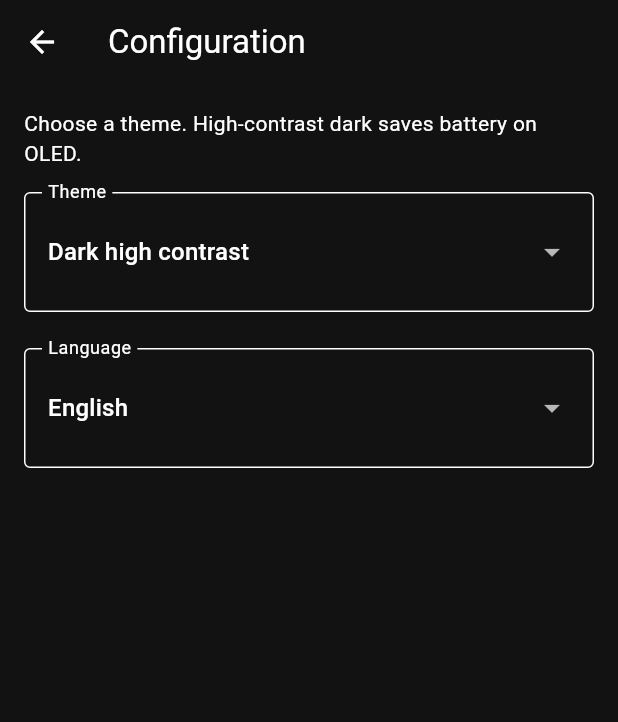
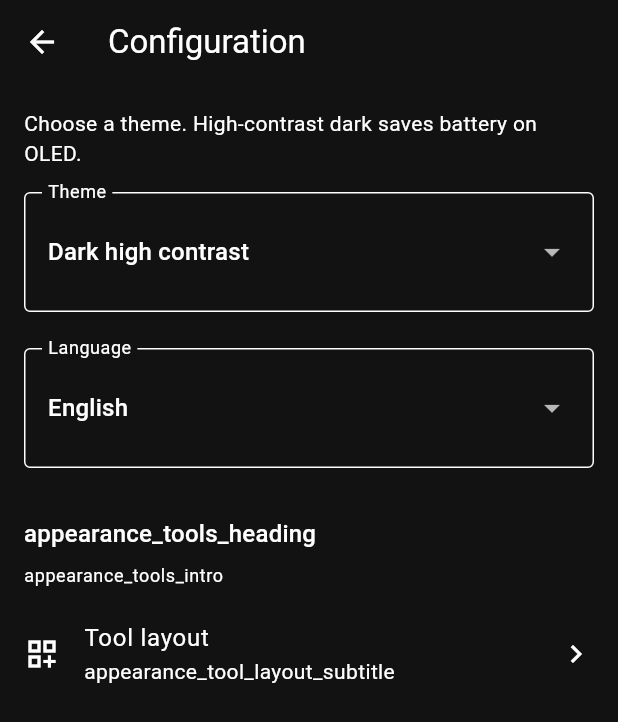
Before and after one commit to jger/disastron, a Flutter app: the AppearanceSettingsPage screen opened by its route, on a phone screen of 412 x 824 dp. Shown: the top 722 px of the screen. Run offline on Flutter 3.47's test engine with Material 3 defaults, Android fonts, the phone set to English and light mode, and no system bars; our stand-ins replace auto_route, battery_plus, connectivity_plus, easy_localization, file_picker, flutter_hooks and 12 more; missing offline and left inert: about, audio_session, background_downloader, flutter_gemma, flutter_soloud, svg_flutter and 1 more; accounts and stored records are empty; generated files the repository leaves out were written again; statements that could not run were skipped.

Commit message:
refactor: move tool layout link into configuration settings
Co-authored-by: Cursor <cursoragent@cursor.com>

```diff
--- a/lib/features/settings/presentation/appearance_settings_page.dart
+++ b/lib/features/settings/presentation/appearance_settings_page.dart
@@ -1,6 +1,7 @@
 import 'package:auto_route/auto_route.dart';
 import 'package:disastron/app/widgets/appearance_dropdown.dart';
 import 'package:disastron/app/widgets/language_dropdown.dart';
+import 'package:disastron/router/routes.gr.dart';
 import 'package:easy_localization/easy_localization.dart';
 import 'package:flutter/material.dart';
 
@@ -25,6 +26,27 @@ class AppearanceSettingsPage extends StatelessWidget {
           const AppearanceDropdown(),
           const SizedBox(height: 24),
           const LanguageDropdown(),
+          const SizedBox(height: 32),
+          Text(
+            'appearance_tools_heading'.tr(),
+            style: Theme.of(context).textTheme.titleMedium,
+          ),
+          const SizedBox(height: 8),
+          Text(
+            'appearance_tools_intro'.tr(),
+            style: Theme.of(context).textTheme.bodySmall?.copyWith(
+                  color: Theme.of(context).colorScheme.onSurfaceVariant,
+                ),
+          ),
+          const SizedBox(height: 8),
+          ListTile(
+            contentPadding: EdgeInsets.zero,
+            leading: const Icon(Icons.dashboard_customize_outlined),
+            title: Text('tool_layout_title'.tr()),
+            subtitle: Text('appearance_tool_layout_subtitle'.tr()),
+            trailing: const Icon(Icons.chevron_right),
+            onTap: () => context.router.push(const ToolLayoutSettingsRoute()),
+          ),
         ],
       ),
     );
--- a/lib/features/tool_layout/domain/tool_placement_logic.dart
+++ b/lib/features/tool_layout/domain/tool_placement_logic.dart
@@ -41,7 +41,7 @@ Map<String, ToolPlacementFlags> mergeToolPlacements(
     return merged;
   }
 
-  for (final String id in AppToolCatalog.allConfigurableIds) {
+  for (final String id in AppToolCatalog.placementConfigurableIds) {
     final Object? entry = decoded[id];
     if (entry is Map<String, dynamic>) {
       merged[id] = ToolPlacementFlags.fromJson(entry);
@@ -53,7 +53,7 @@ Map<String, ToolPlacementFlags> mergeToolPlacements(
 String encodeToolPlacements(Map<String, ToolPlacementFlags> placements) {
   final Map<String, dynamic> out = <String, dynamic>{};
   for (final MapEntry<String, ToolPlacementFlags> e in placements.entries) {
-    if (!AppToolCatalog.allConfigurableIds.contains(e.key)) {
+    if (!AppToolCatalog.placementConfigurableIds.contains(e.key)) {
       continue;
     }
     out[e.key] = e.value.toJson();
--- a/lib/features/tool_layout/presentation/tool_layout_settings_page.dart
+++ b/lib/features/tool_layout/presentation/tool_layout_settings_page.dart
@@ -104,12 +104,6 @@ class _ToolLayoutTable extends ConsumerWidget {
               context,
               ref,
               AppToolCatalog.quickActionIds,
-            ),
-            _sectionRow(context, 'tool_layout_section_settings'.tr()),
-            ..._rowsForIds(
-              context,
-              ref,
-              AppToolCatalog.settingsIds,
             ),
             _sectionRow(context, 'tool_layout_section_wiki'.tr()),
             ..._rowsForIds(
--- a/lib/features/tool_layout/presentation/tool_placements_provider.dart
+++ b/lib/features/tool_layout/presentation/tool_placements_provider.dart
@@ -3,6 +3,7 @@
 
 import 'package:disastron/core/preferences/prefs_keys.dart';
 import 'package:disastron/features/tool_layout/domain/app_tool.dart';
+import 'package:disastron/features/tool_layout/domain/app_tool_catalog.dart';
 import 'package:disastron/features/tool_layout/domain/tool_placement_defaults.dart';
 import 'package:disastron/features/tool_layout/domain/tool_placement_logic.dart';
 import 'package:riverpod_annotation/riverpod_annotation.dart';
@@ -30,6 +31,11 @@ class ToolPlacements extends _$ToolPlacements {
     required AppToolSurface surface,
     required bool value,
   }) async {
+    if (!AppToolCatalog.placementConfigurableIds.contains(toolId)) {
+      return const ToolPlacementValidation(
+        code: ToolPlacementValidationCode.ok,
+      );
+    }
     final Map<String, ToolPlacementFlags> current = _current();
     final ToolPlacementValidation validation = validatePlacementChange(
       current: current,
```
Also changed, not shown: lib/features/tool_layout/domain/app_tool_catalog.dart (+3 -11 lines), lib/features/tool_layout/domain/tool_placement_defaults.dart (+0 -7 lines), lib/shared/widgets/app_drawer.dart (+43 -45 lines), 1 other file.
